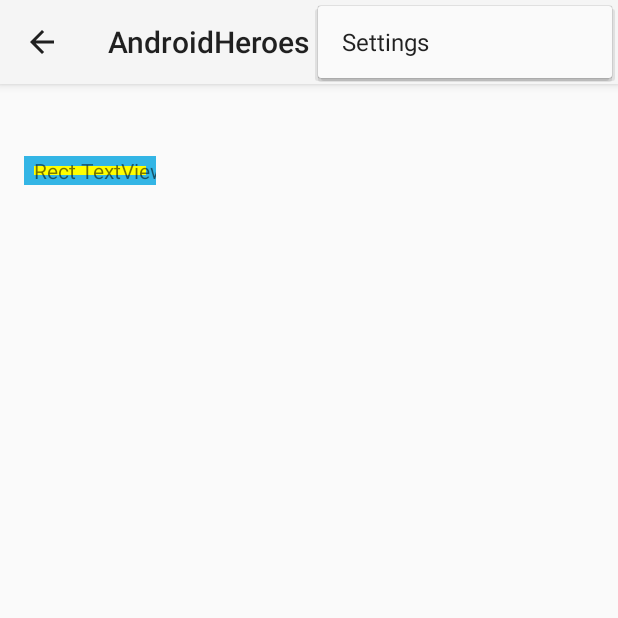
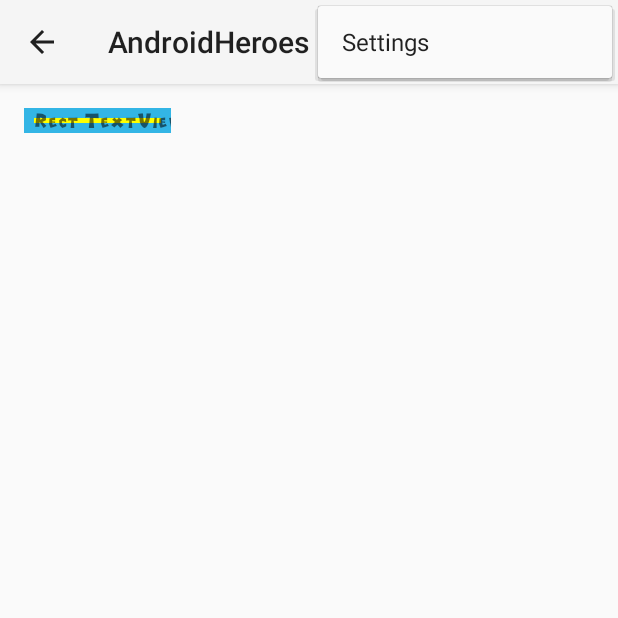
Before and after one commit to jzfree/androidHeroes, an Android app: the screen it shows after launch (MainActivity), with the options menu open, on a phone screen of 412 x 824 dp, the top half of it. Run offline under Robolectric (Android 15) with nearby library versions, the phone set to English and light mode, and no system bars; 2 statements that could not run were skipped.

Commit message:
PERF custom attrs fontName

```diff
--- a/app/src/main/java/com/jiu/androidheroes/views/RectTextView.java
+++ b/app/src/main/java/com/jiu/androidheroes/views/RectTextView.java
@@ -1,11 +1,15 @@
 package com.jiu.androidheroes.views;
 
 import android.content.Context;
+import android.content.res.TypedArray;
 import android.graphics.Canvas;
 import android.graphics.Color;
 import android.graphics.Paint;
+import android.graphics.Typeface;
 import android.util.AttributeSet;
 import android.widget.TextView;
+
+import com.jiu.androidheroes.R;
 
 public class RectTextView extends TextView {
     private Paint mPaint1;
@@ -13,20 +17,20 @@ public class RectTextView extends TextView {
 
     public RectTextView(Context context) {
         super(context);
-        initView();
+        init(null);
     }
 
     public RectTextView(Context context, AttributeSet attrs) {
         super(context, attrs);
-        initView();
+        init(attrs);
     }
 
     public RectTextView(Context context, AttributeSet attrs, int defStyleAttr) {
         super(context, attrs, defStyleAttr);
-        initView();
+        init(attrs);
     }
 
-    private void initView() {
+    private void init(AttributeSet attrs) {
         mPaint1 = new Paint();
         mPaint1.setColor(getResources().getColor(android.R.color.holo_blue_light));
         mPaint1.setStyle(Paint.Style.FILL);
@@ -34,12 +38,22 @@ public class RectTextView extends TextView {
         mPaint2 = new Paint();
         mPaint2.setColor(Color.YELLOW);
         mPaint2.setStyle(Paint.Style.FILL);
+
+        if (attrs != null) {
+            TypedArray array = getContext().obtainStyledAttributes(attrs, R.styleable.RectTextView);
+            String fontName = array.getString(R.styleable.RectTextView_fontName);
+            if (fontName != null) {
+                Typeface typeface = Typeface.createFromAsset(getContext().getAssets(), "fonts/" + fontName);
+                setTypeface(typeface);
+            }
+            array.recycle();
+        }
     }
 
     @Override
     protected void onDraw(Canvas canvas) {
-        canvas.drawRect(0, 0 , getMeasuredWidth(), getMeasuredHeight(), mPaint1);
-        canvas.drawRect(10 ,10 , getMeasuredWidth() - 10, getMeasuredHeight() - 10, mPaint2);
+        canvas.drawRect(0, 0, getMeasuredWidth(), getMeasuredHeight(), mPaint1);
+        canvas.drawRect(10, 10, getMeasuredWidth() - 10, getMeasuredHeight() - 10, mPaint2);
         canvas.save();
         canvas.translate(10, 0);
         super.onDraw(canvas);
--- a/app/src/main/res/layout/view_fragment.xml
+++ b/app/src/main/res/layout/view_fragment.xml
@@ -1,14 +1,18 @@
 <?xml version="1.0" encoding="utf-8"?>
 <LinearLayout xmlns:android="http://schemas.android.com/apk/res/android"
+    xmlns:androidheroes="http://schemas.android.com/apk/res-auto"
     android:layout_width="match_parent"
     android:layout_height="match_parent"
-    android:orientation="vertical">
+    android:orientation="vertical"
+    android:paddingBottom="@dimen/activity_vertical_margin"
+    android:paddingLeft="@dimen/activity_horizontal_margin"
+    android:paddingRight="@dimen/activity_horizontal_margin"
+    android:paddingTop="@dimen/activity_vertical_margin">
 
     <com.jiu.androidheroes.RoundCornerImageView
         android:id="@+id/image"
         android:layout_width="wrap_content"
-        android:layout_height="wrap_content"
-        android:layout_margin="16dp">
+        android:layout_height="wrap_content">
 
     </com.jiu.androidheroes.RoundCornerImageView>
 
@@ -16,8 +20,8 @@
         android:id="@+id/rect_text_view"
         android:layout_width="wrap_content"
         android:layout_height="wrap_content"
-        android:layout_margin="16dp"
-        android:text="@string/rect_text_view">
+        android:text="@string/rect_text_view"
+        androidheroes:fontName="pipe_dream.ttf">
 
     </com.jiu.androidheroes.views.RectTextView>
 </LinearLayout>
--- /dev/null
+++ b/app/src/main/res/values/attrs.xml
@@ -0,0 +1,6 @@
+<?xml version="1.0" encoding="utf-8"?>
+<resources>
+    <declare-styleable name="RectTextView">
+        <attr name="fontName" format="string"/>
+    </declare-styleable>
+</resources>
```
Also changed, not shown: app/src/main/res/layout/fragment_main.xml (+8 -4 lines), app/src/main/assets/fonts/pipe_dream.ttf (added).
